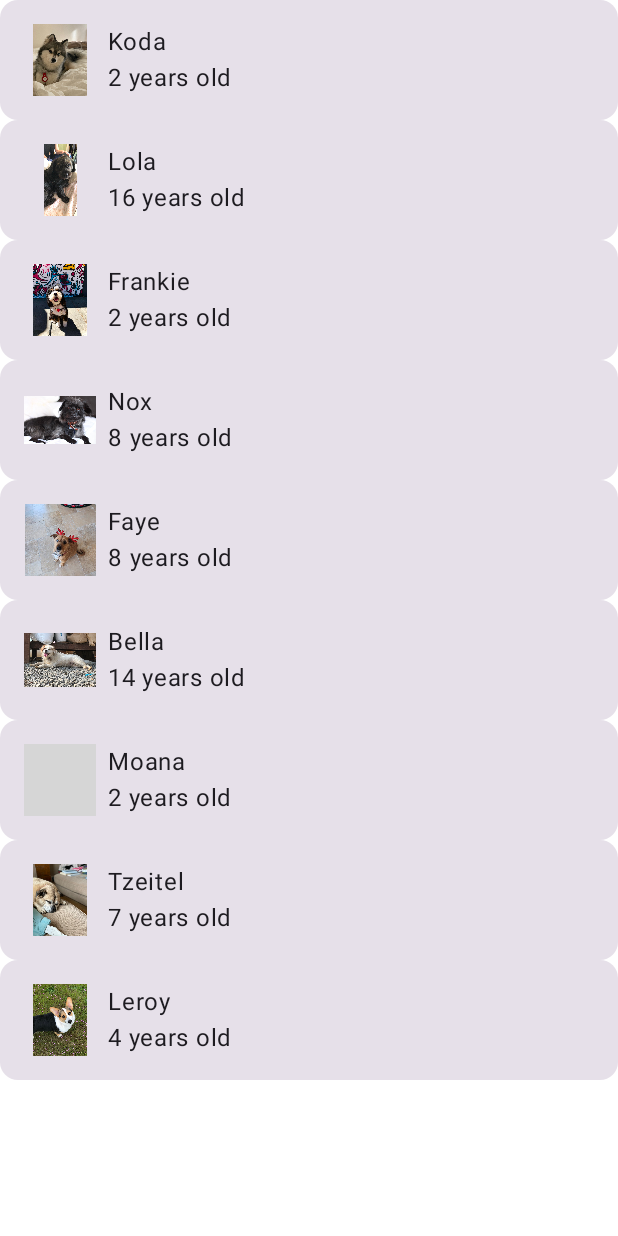
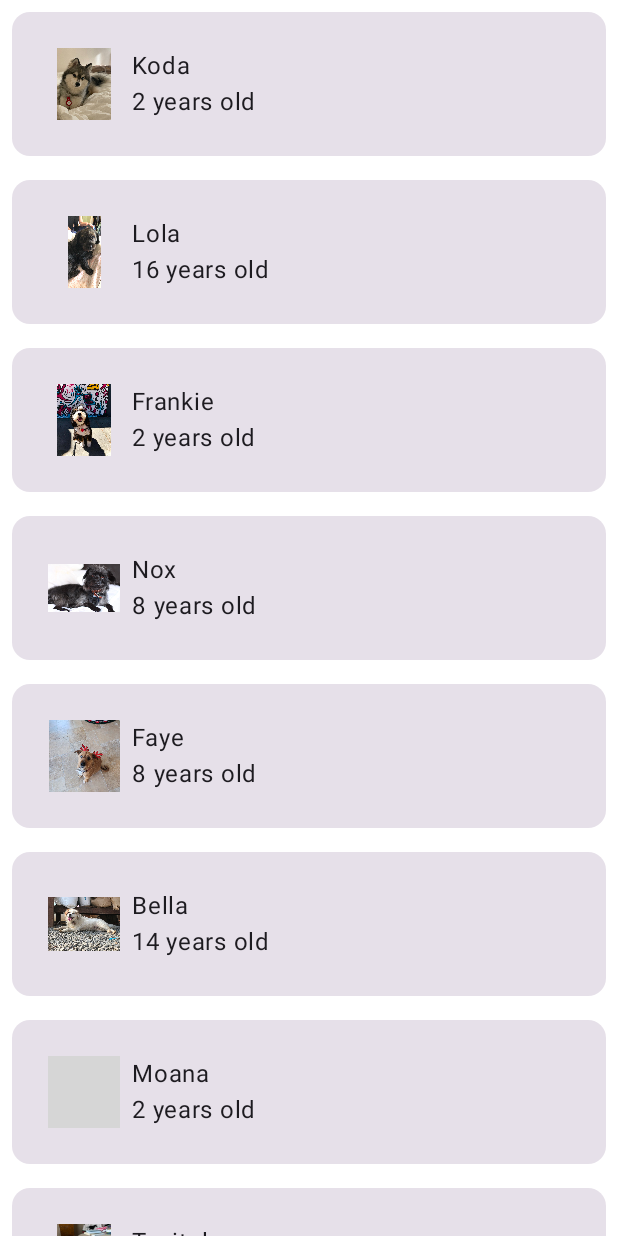
Before and after one commit to zonesimba/TP-Woof, an Android app built with Jetpack Compose: the @Preview function WoofPreview, on a phone screen of 412 x 824 dp. Run offline under Robolectric (Android 15) with nearby library versions, the phone set to English and light mode, and no system bars; grey boxes are pictures that could not be loaded.

Commit message:
Ajout des codes dans Mainctivity

```diff
--- a/app/src/main/java/com/example/woof/MainActivity.kt
+++ b/app/src/main/java/com/example/woof/MainActivity.kt
@@ -60,7 +60,9 @@ fun Greeting(name: String, modifier: Modifier = Modifier) {
 fun WoofApp() {
     LazyColumn {
         items(dogs) {
-            DogItem(dog = it)
+            DogItem(dog = it,
+                modifier = Modifier.padding(dimensionResource(R.dimen.padding_small))
+            )
         }
     }
 }
```
